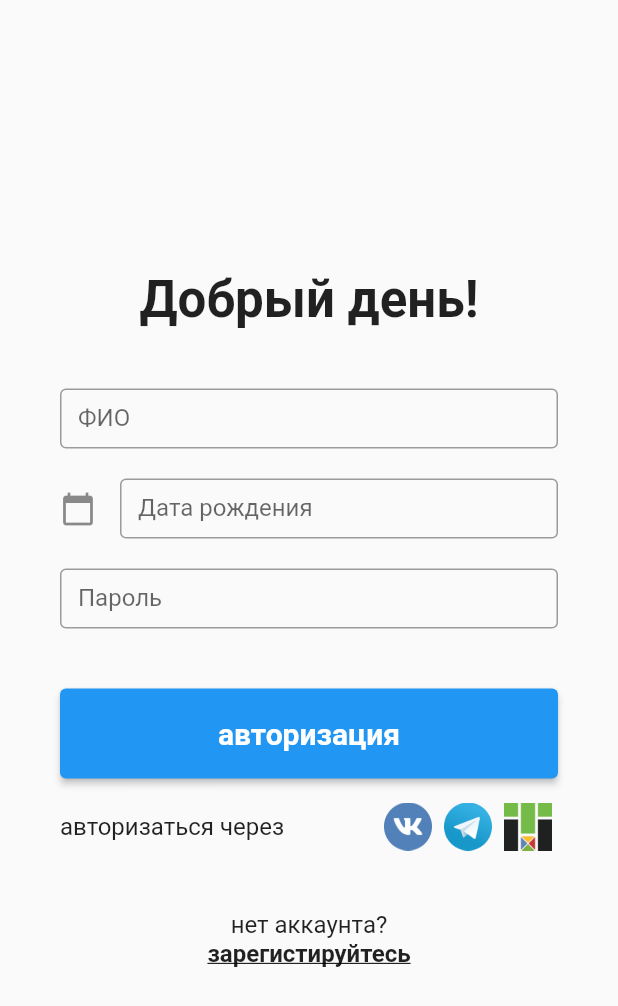
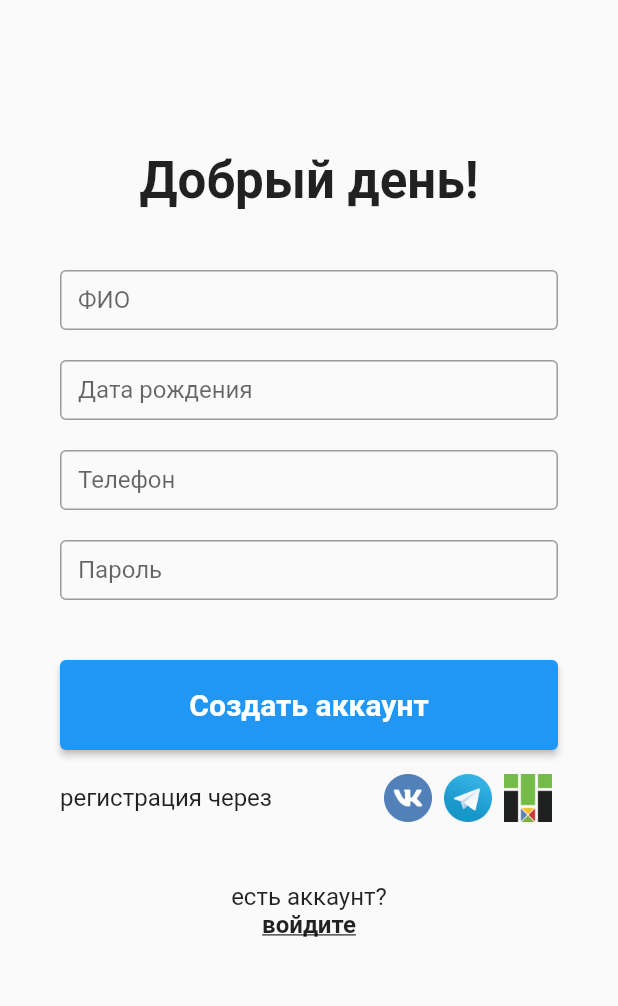
Before and after one commit to aiekseu/tomsk_fintech_hack, a Flutter app: the SignUpPage screen opened directly, on a phone screen of 412 x 824 dp. Shown: the top 1006 px of the screen. Run offline on Flutter 3.47's test engine with Material 2 defaults, Android fonts, the phone set to English and light mode, and no system bars; our stand-ins replace animated_bottom_navigation_bar, flutter_riverpod.

Commit message:
added sign up page

```diff
--- a/lib/app/authorization/auth_provider.dart
+++ b/lib/app/authorization/auth_provider.dart
@@ -1,5 +1,3 @@
-
-
 import 'package:flutter_riverpod/flutter_riverpod.dart';
 
 final phoneNumberProvider = StateProvider((ref) => "");
--- a/lib/app/sign_up/sign_up_page.dart
+++ b/lib/app/sign_up/sign_up_page.dart
@@ -1,6 +1,11 @@
 import 'package:flutter/cupertino.dart';
 import 'package:flutter/material.dart';
 import 'package:flutter_riverpod/flutter_riverpod.dart';
+import 'package:intl/intl.dart';
+import 'package:tomks_fintech_hack/app/sign_up/sign_up_provider.dart';
+import 'package:tomks_fintech_hack/constants/pages_ids.dart';
+
+import '../top_level_providers.dart';
 
 class SignUpPage extends ConsumerWidget {
   const SignUpPage({
@@ -9,6 +14,12 @@ class SignUpPage extends ConsumerWidget {
 
   @override
   Widget build(context, watch) {
+    final bottomNavIndex = watch(bottomNavIndexProvider);
+    final fullName = watch(fullNameProvider);
+    final birthday = watch(birthdayProvider);
+    final phoneNumber = watch(phoneNumberProvider);
+    final password = watch(passwordProvider);
+
     TextEditingController dateinput = TextEditingController();
     dateinput.text = "";
 
@@ -16,13 +27,17 @@ class SignUpPage extends ConsumerWidget {
       body: SafeArea(
         child: Padding(
           padding: const EdgeInsets.all(40.0),
-          child: Column(
-            mainAxisAlignment: MainAxisAlignment.center,
-            crossAxisAlignment: CrossAxisAlignment.center,
+          child: Container(
+            child: ListView(
+              // mainAxisAlignment: MainAxisAlignment.center,
+              // crossAxisAlignment: CrossAxisAlignment.center,
               children: [
-              Text(
+                SizedBox(height: 60),
+                Center(
+                  child: Text(
                     "Добрый день!",
                     style: TextStyle(fontWeight: FontWeight.bold, fontSize: 34),
+                  ),
                 ),
                 SizedBox(height: 40),
                 Container(
@@ -30,11 +45,12 @@ class SignUpPage extends ConsumerWidget {
                   child: TextField(
                     obscureText: false,
                     decoration: InputDecoration(
+                      focusColor: Colors.red,
                       border: OutlineInputBorder(),
                       labelText: 'ФИО',
                     ),
                     onChanged: (text) {
-
+                      fullName.state = text;
                     },
                   ),
                 ),
@@ -45,21 +61,39 @@ class SignUpPage extends ConsumerWidget {
                     child: TextField(
                       controller: dateinput,
                       decoration: InputDecoration(
-                      icon: Icon(Icons.calendar_today),
+                        // icon: Icon(Icons.calendar_today),
                         border: OutlineInputBorder(),
                         labelText: 'Дата рождения',
                       ),
-                  ),
-                ),
+                      onChanged: (text) {
+                        birthday.state = text;
+                      },
                       onTap: () async {
                         final pickedDate = await showDatePicker(context: context, initialDate: DateTime.now(), firstDate: DateTime(1950), lastDate: DateTime(2022));
                         if (pickedDate != null){
                           print(pickedDate);
-                    // String formattedDate = DateFormat('yyy-MM-dd').format(pickedDate);
-                    // print(formattedDate);
-                    // dateinput.text = formattedDate;
+                          String formattedDate = DateFormat('yyy-MM-dd').format(pickedDate);
+                          print(formattedDate);
+                          // birthday.state = formattedDate;
+                          dateinput.text = formattedDate;
                         }
                       },
+                    ),
+                  ),
+                ),
+                SizedBox(height: 20),
+                Container(
+                  height: 40,
+                  child: TextField(
+                    obscureText: false,
+                    decoration: InputDecoration(
+                      border: OutlineInputBorder(),
+                      labelText: 'Телефон',
+                    ),
+                    onChanged: (text) {
+                      phoneNumber.state = text;
+                    },
+                  ),
                 ),
                 SizedBox(height: 20),
                 Container(
@@ -71,7 +105,7 @@ class SignUpPage extends ConsumerWidget {
                       labelText: 'Пароль',
                     ),
                     onChanged: (text) {
-
+                      password.state = text;
                     },
                   ),
                 ),
@@ -81,7 +115,7 @@ class SignUpPage extends ConsumerWidget {
                       textStyle:
                       TextStyle(fontWeight: FontWeight.bold, fontSize: 20),
                       minimumSize: Size.fromHeight(60)),
-                child: Text("авторизация"),
+                  child: Text("Создать аккаунт"),
                   onPressed: () {
 
                   },
@@ -90,7 +124,7 @@ class SignUpPage extends ConsumerWidget {
                 Row(
                   mainAxisAlignment: MainAxisAlignment.spaceBetween,
                   children: [
-                  Text("авторизаться через", style: TextStyle(fontSize: 16)),
+                    Text("регистрация через", style: TextStyle(fontSize: 16)),
                     SizedBox(
                       width: 120,
                       child: Row(
@@ -117,16 +151,21 @@ class SignUpPage extends ConsumerWidget {
                   ],
                 ),
                 SizedBox(height: 40),
-              Text("нет аккаунта?", style: TextStyle(fontSize: 16)),
-              GestureDetector(
-                child: Text("зарегистируйтесь",
+                Center(child: Text("есть аккаунт?", style: TextStyle(fontSize: 16))),
+                Center(
+                  child: GestureDetector(
+                    child: Text("войдите",
                         style: TextStyle(
                             fontSize: 16,
                             fontWeight: FontWeight.bold,
                             decoration: TextDecoration.underline)),
-                onTap: () {},
+                    onTap: () {
+                      bottomNavIndex.state = AUTH_PAGE;
+                    },
+                  ),
                 )
               ],
+            ),
           ),
         ),
       ),
--- a/lib/app/sign_up/sign_up_provider.dart
+++ b/lib/app/sign_up/sign_up_provider.dart
@@ -0,0 +1,6 @@
+import 'package:flutter_riverpod/flutter_riverpod.dart';
+
+final fullNameProvider = StateProvider((ref) => "");
+final birthdayProvider = StateProvider((ref) => "");
+final phoneNumberProvider = StateProvider((ref) => "");
+final passwordProvider = StateProvider((ref) => "");
--- a/lib/app/top_level_providers.dart
+++ b/lib/app/top_level_providers.dart
@@ -13,15 +13,15 @@ final userCompleteAuthenticationProvider = StateProvider((ref) => false);
 
 final bottomNavIndexProvider = StateProvider<int>((ref) {
 
-  if (!ref.watch(userCompleteAuthenticationProvider.state).state) return AUTH_PAGE;
-  if (ref.watch(userCompleteIntroductionProvider.state).state)
+  if (!ref.watch(userCompleteAuthenticationProvider).state) return AUTH_PAGE;
+  if (ref.watch(userCompleteIntroductionProvider).state)
     return PORTFOLIO_PAGE;
   else
     return INTRODUCTION_PAGE;
 });
 
 final pageNameProvider = StateProvider<String?>((ref) {
-  switch (ref.watch(bottomNavIndexProvider.state).state) {
+  switch (ref.watch(bottomNavIndexProvider).state) {
     case PORTFOLIO_PAGE : {
       return PORTFOLIO_PAGE_NAME;
     }
--- a/lib/main.dart
+++ b/lib/main.dart
@@ -38,7 +38,7 @@ class MyNavigation extends ConsumerWidget {
   @override
   Widget build(BuildContext context, watch) {
 
-  final bottomNavIndex = watch.watch(bottomNavIndexProvider.state);
+  final bottomNavIndex = watch(bottomNavIndexProvider);
 
   // const int MY_COMPANY_PAGE = 0;
   // const int MARKET_PAGE = 1;
--- a/lib/widgets/floating_action_button.dart
+++ b/lib/widgets/floating_action_button.dart
@@ -8,7 +8,7 @@ class MyFloatingActionButton extends ConsumerWidget {
 
   @override
   Widget build(BuildContext context, watch) {
-    final bottomNavIndex = watch.watch(bottomNavIndexProvider.state);
+    final bottomNavIndex = watch(bottomNavIndexProvider);
 
     return FloatingActionButton(
       child: Icon(Icons.person, size: 36,),
--- a/pubspec.yaml
+++ b/pubspec.yaml
@@ -25,6 +25,7 @@ dependencies:
     sdk: flutter
   flutter_riverpod:
   animated_bottom_navigation_bar:
+  intl: ^0.17.0
 
 
   # The following adds the Cupertino Icons font to your application.
```
Also changed, not shown: lib/app/authorization/auth_page.dart (+11 -6 lines), pubspec.lock. Lines whose indentation alone changed are shown as unchanged.
